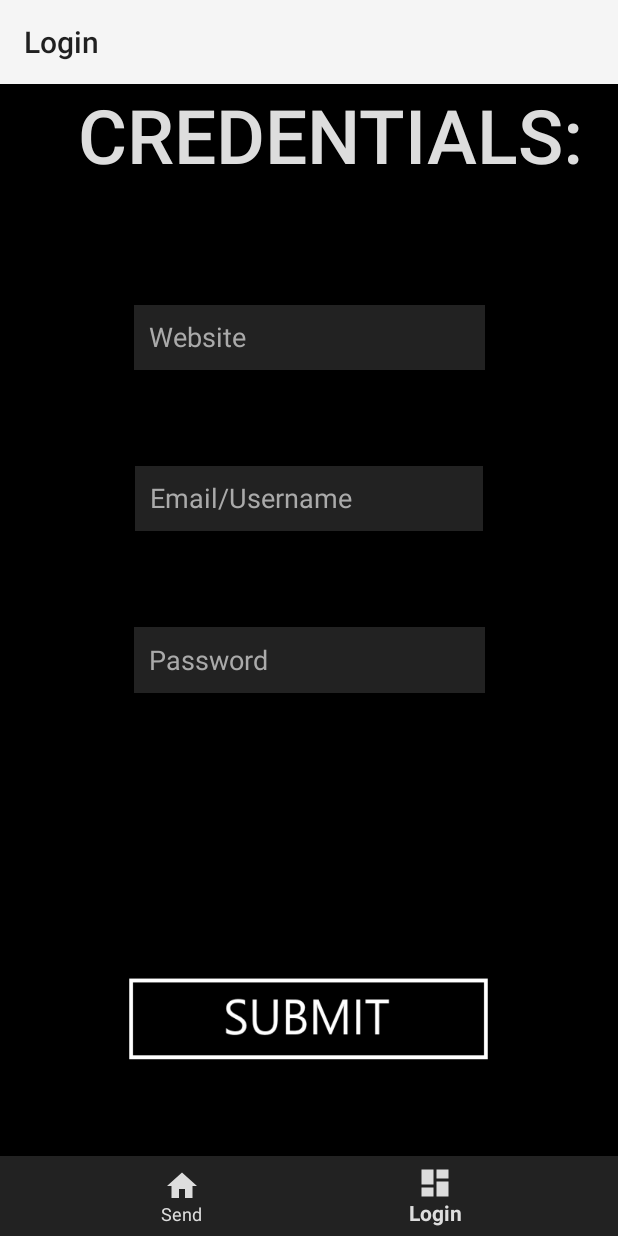
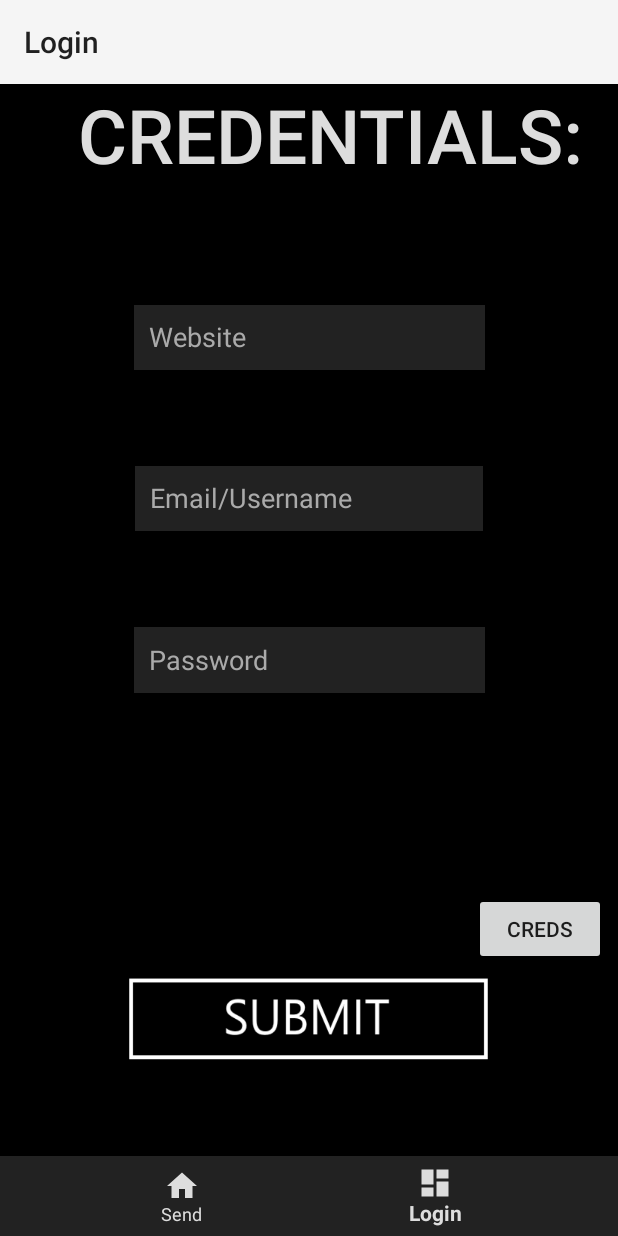
Before and after one commit to cneryx/InPrint, an Android app: the Activity2 screen opened directly, with no data from a screen before it, on a phone screen of 412 x 824 dp. Run offline under Robolectric (Android 15) with nearby library versions, the phone set to English and light mode, and no system bars.

Commit message:
not working listview

```diff
--- a/InPrint/app/src/main/AndroidManifest.xml
+++ b/InPrint/app/src/main/AndroidManifest.xml
@@ -38,6 +38,10 @@
             android:name=".beforeLogins"
             android:label="iwannasleep"
             android:screenOrientation="portrait"></activity>
+        <activity
+            android:name=".ListCred"
+            android:label="iwannasleep"
+            android:screenOrientation="portrait"></activity>
     </application>
 
 </manifest>
--- a/InPrint/app/src/main/java/com/example/inprint/Activity2.java
+++ b/InPrint/app/src/main/java/com/example/inprint/Activity2.java
@@ -79,10 +79,15 @@ public class Activity2 extends AppCompatActivity {
                         PassId.buildFragment(website, email, password)
                 );
                 File saves = new File(Activity2.getAppcontext().getFilesDir(), "saves.txt");
+                File readsaves = new File(Activity2.getAppcontext().getFilesDir(), "readsaves.txt");
                 try {
                     PrintWriter pw = new PrintWriter(new FileWriter(saves, true));
+                    PrintWriter pw1 = new PrintWriter(new FileWriter(readsaves,true));
                     pw.println();
                     pw.println(fullJson);
+                    pw1.println(website + " | " + email);
+                    pw1.flush();
+                    pw1.close();
                     pw.flush();
                     pw.close();
                     Scanner in = new Scanner(saves);
@@ -97,5 +102,14 @@ public class Activity2 extends AppCompatActivity {
 
             }
         });
+        Button credmenu = findViewById(R.id.credmenu);
+        credmenu.setOnClickListener(new View.OnClickListener() {
+            public void onClick(View v) {
+                Intent intent = new Intent(Activity2.this, ListCred.class);
+                intent.addFlags(android.content.Intent.FLAG_ACTIVITY_NO_ANIMATION);
+                startActivity(intent);
+
+            }
+        });
     }
 }
--- a/InPrint/app/src/main/res/layout/activity2.xml
+++ b/InPrint/app/src/main/res/layout/activity2.xml
@@ -130,7 +130,17 @@
         app:layout_constraintBottom_toTopOf="@+id/navigation"
         app:layout_constraintEnd_toEndOf="parent"
         app:layout_constraintHorizontal_bias="0.496"
-        app:layout_constraintStart_toStartOf="parent" /><![CDATA[
+        app:layout_constraintStart_toStartOf="parent" />
+
+    <Button
+        android:id="@+id/credmenu"
+        android:layout_width="wrap_content"
+        android:layout_height="wrap_content"
+        android:layout_marginEnd="8dp"
+        android:layout_marginBottom="8dp"
+        android:text="Creds"
+        app:layout_constraintBottom_toTopOf="@+id/imageButton"
+        app:layout_constraintEnd_toEndOf="parent" /><![CDATA[
 
     ;
     tools:layout_editor_absoluteX="38dp"
--- /dev/null
+++ b/InPrint/app/src/main/res/layout/listview.xml
@@ -0,0 +1,6 @@
+<?xml version="1.0" encoding="utf-8"?>
+<android.support.constraint.ConstraintLayout
+    xmlns:android="http://schemas.android.com/apk/res/android" android:layout_width="match_parent"
+    android:layout_height="match_parent">
+
+</android.support.constraint.ConstraintLayout>
```
Also changed, not shown: InPrint/app/src/main/java/com/example/inprint/ListCred.java (added, +50 -0 lines), InPrint/app/src/main/res/layout/cred_list.xml (added, +29 -0 lines).
